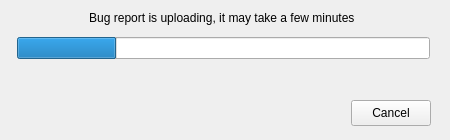
meganz/MEGAsync, file src/MEGASync/gui/ui/ProgressIndicatorDialog.ui: the form before one commit.
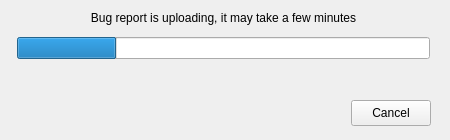
The form after the commit.

Commit message: SNC-4952: Update translations.

```diff
--- a/src/MEGASync/gui/ui/ProgressIndicatorDialog.ui
+++ b/src/MEGASync/gui/ui/ProgressIndicatorDialog.ui
@@ -71,7 +71,7 @@
          </size>
         </property>
         <property name="text">
-         <string>Bug report is uploading, it may take a few minutes </string>
+         <string>Bug report is uploading, it may take a few minutes</string>
         </property>
         <property name="alignment">
          <set>Qt::AlignCenter</set>
```
Left out of the diff: 2 changed lines with no effect on the pictures. The commit also changes 1 other file.
